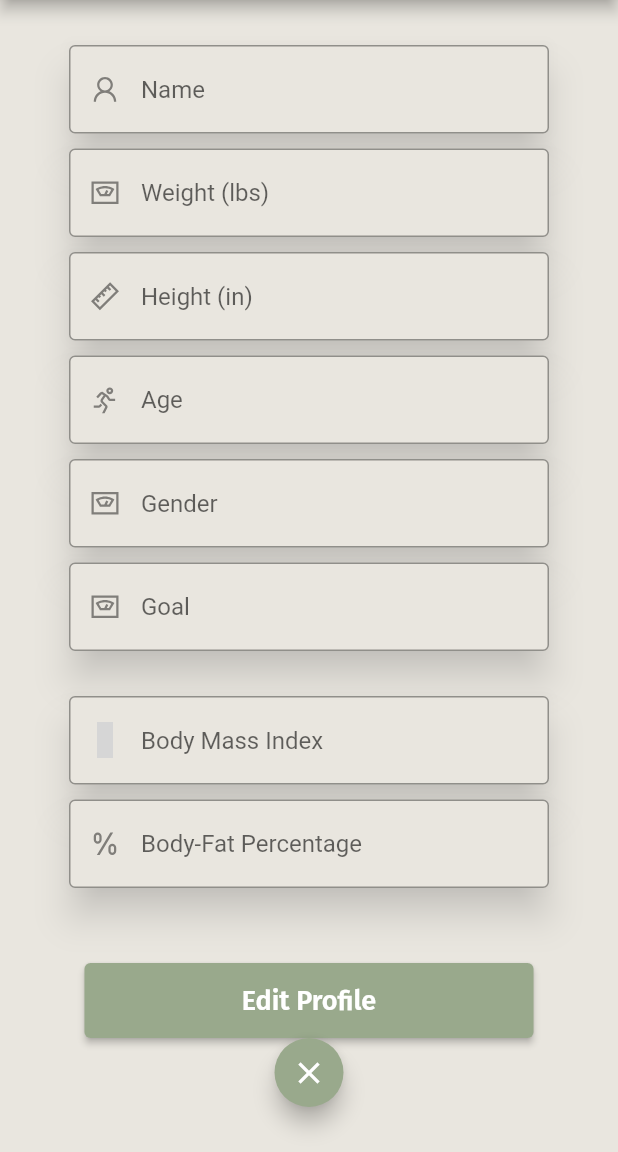
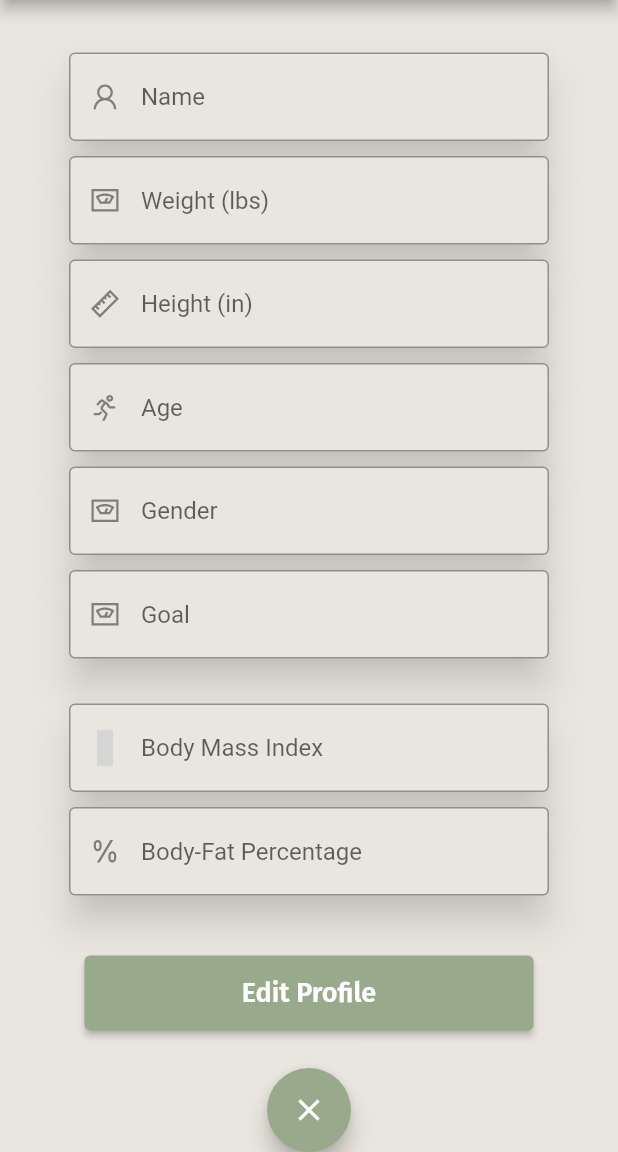
Before and after one commit to ERAUFitnessTracker/FitSage, a Flutter app: the ProfileDataPage screen opened directly, on a phone screen of 412 x 824 dp, the part 84-1236 px from its top. Run offline on Flutter 3.47's test engine with Material 2 defaults, Android fonts, the phone set to English and light mode, and no system bars; our stand-ins replace google_fonts, image_picker, line_awesome_flutter, sqflite, table_calendar; missing offline and left inert: google_mlkit_text_recognition; accounts and stored records are empty; Roboto replaces fonts that are missing (Ubuntu); grey boxes are pictures that could not be loaded.

Commit message:
fixed profile menu sizing

```diff
--- a/FitSage/ui_draft1/lib/UserDataPrint.dart
+++ b/FitSage/ui_draft1/lib/UserDataPrint.dart
@@ -37,7 +37,7 @@ class UserDataPrint extends StatelessWidget {
             BMIFromDatabase(),
             SizedBox(height: 10),
             BFPFromDatabase(),
-            SizedBox(height: 50),
+            SizedBox(height: 40),
             EditButton(),
           ],
         ),
--- a/FitSage/ui_draft1/lib/main.dart
+++ b/FitSage/ui_draft1/lib/main.dart
@@ -146,12 +146,13 @@ class ProfileDataPage extends StatelessWidget {
           padding: const EdgeInsets.only(top: 0),
           //Column where all the elements will be
           child: Padding(
-            padding: const EdgeInsets.all(30),
+            padding: const EdgeInsets.fromLTRB(30, 30, 30, 0),
             child: Column(
               children: <Widget>[
                 const UserDataPrint(),
                 // const UserForm(),
-                Expanded(
+                Padding(
+                    padding: const EdgeInsets.only(top: 20),
                     child: Align(
                       alignment: Alignment.bottomCenter,
                       child: FloatingActionButton(
```
Lines whose indentation alone changed are shown as unchanged.
